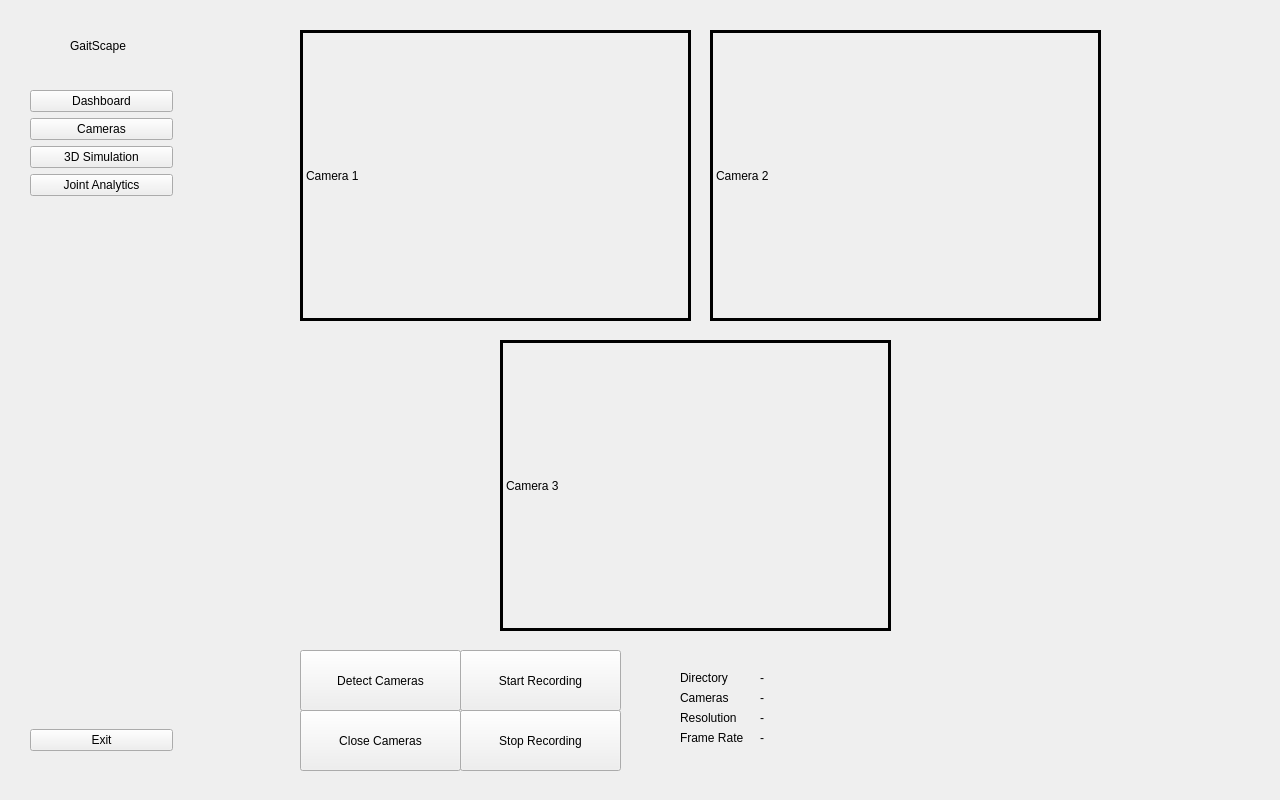
The window that final_ui/final.ui (mattorga/thesis) describes before a commit, drawn with Qt 5.
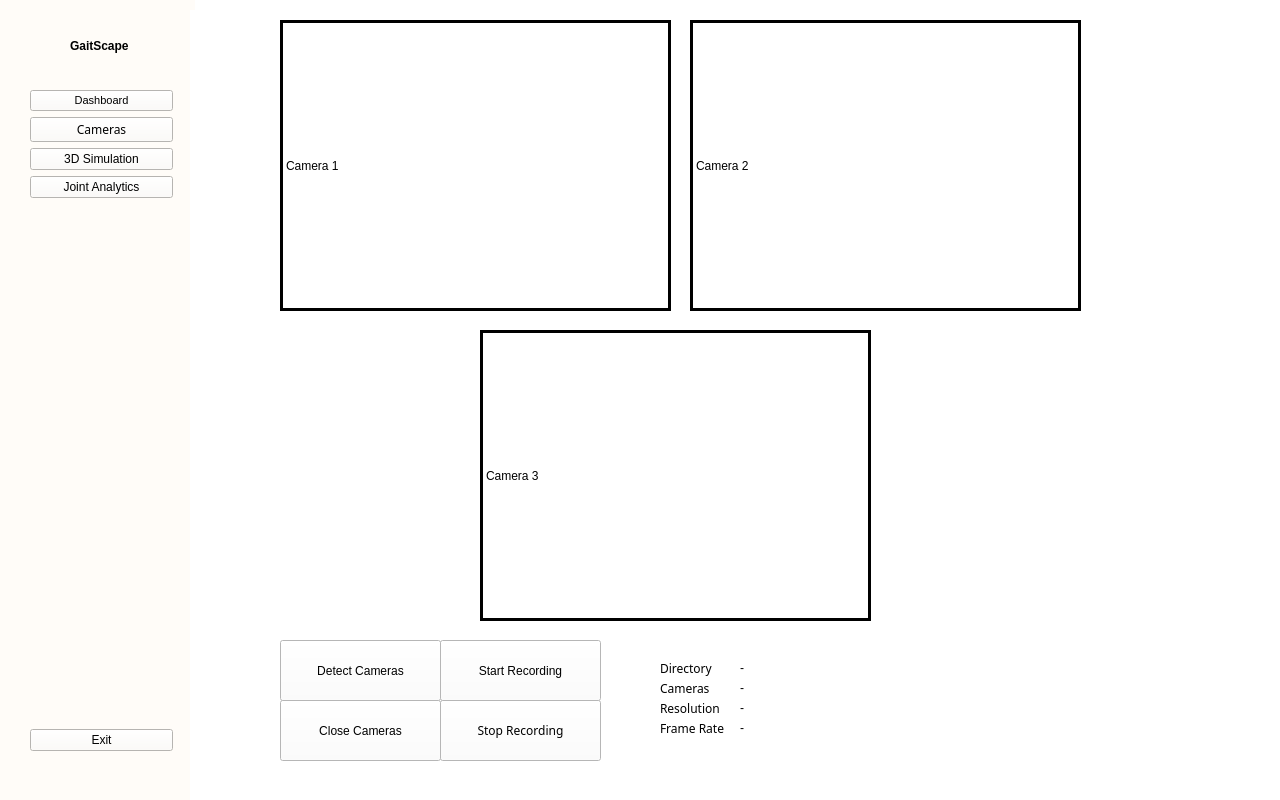
The same window after the commit.

```diff
--- a/final_ui/final.ui
+++ b/final_ui/final.ui
@@ -35,6 +35,9 @@
    <string>MainWindow</string>
   </property>
   <widget class="QWidget" name="centralwidget">
+   <property name="styleSheet">
+    <string notr="true">background-color: #FFFFFF;</string>
+   </property>
    <widget class="QWidget" name="sidebar_full" native="true">
     <property name="geometry">
      <rect>
@@ -59,6 +62,9 @@
     <property name="autoFillBackground">
      <bool>false</bool>
     </property>
+    <property name="styleSheet">
+     <string notr="true">background-color: #FFFCF8</string>
+    </property>
     <widget class="QLabel" name="Logo">
      <property name="geometry">
       <rect>
@@ -68,6 +74,13 @@
        <height>31</height>
       </rect>
      </property>
+     <property name="font">
+      <font>
+       <family>Microsoft JhengHei UI</family>
+       <weight>75</weight>
+       <bold>true</bold>
+      </font>
+     </property>
      <property name="text">
       <string>GaitScape</string>
      </property>
@@ -86,6 +99,18 @@
        <layout class="QVBoxLayout" name="verticalLayout">
         <item>
          <widget class="QPushButton" name="dashboardButton">
+          <property name="font">
+           <font>
+            <family>MS Shell Dlg 2</family>
+            <pointsize>8</pointsize>
+            <weight>50</weight>
+            <italic>false</italic>
+            <bold>false</bold>
+           </font>
+          </property>
+          <property name="styleSheet">
+           <string notr="true">font: 8pt &quot;MS Shell Dlg 2&quot;;</string>
+          </property>
           <property name="text">
            <string>Dashboard</string>
           </property>
@@ -99,6 +124,11 @@
         </item>
         <item>
          <widget class="QPushButton" name="camerasButton">
+          <property name="font">
+           <font>
+            <family>Microsoft JhengHei</family>
+           </font>
+          </property>
           <property name="text">
            <string>Cameras</string>
           </property>
@@ -106,6 +136,11 @@
         </item>
         <item>
          <widget class="QPushButton" name="simulationButton">
+          <property name="font">
+           <font>
+            <family>Microsoft JhengHei UI</family>
+           </font>
+          </property>
           <property name="text">
            <string>3D Simulation</string>
           </property>
@@ -113,6 +148,11 @@
         </item>
         <item>
          <widget class="QPushButton" name="jointAnalyticsButton">
+          <property name="font">
+           <font>
+            <family>Microsoft JhengHei UI</family>
+           </font>
+          </property>
           <property name="text">
            <string>Joint Analytics</string>
           </property>
@@ -146,12 +186,15 @@
    <widget class="QStackedWidget" name="stackedWidget">
     <property name="geometry">
      <rect>
-      <x>210</x>
-      <y>20</y>
-      <width>1051</width>
-      <height>761</height>
+      <x>190</x>
+      <y>10</y>
+      <width>1091</width>
+      <height>811</height>
      </rect>
     </property>
+    <property name="styleSheet">
+     <string notr="true">background-color:#FFFFFF;</string>
+    </property>
     <property name="currentIndex">
      <number>1</number>
     </property>
@@ -249,6 +292,11 @@
         <height>61</height>
        </rect>
       </property>
+      <property name="font">
+       <font>
+        <family>Microsoft JhengHei UI</family>
+       </font>
+      </property>
       <property name="text">
        <string>Detect Cameras</string>
       </property>
@@ -262,6 +310,9 @@
         <height>61</height>
        </rect>
       </property>
+      <property name="styleSheet">
+       <string notr="true">font: 8pt &quot;Microsoft JhengHei UI&quot;;</string>
+      </property>
       <property name="text">
        <string>Start Recording</string>
       </property>
@@ -275,6 +326,11 @@
         <height>61</height>
        </rect>
       </property>
+      <property name="font">
+       <font>
+        <family>Microsoft JhengHei UI</family>
+       </font>
+      </property>
       <property name="text">
        <string>Close Cameras</string>
       </property>
@@ -288,6 +344,11 @@
         <height>61</height>
        </rect>
       </property>
+      <property name="font">
+       <font>
+        <family>Microsoft JhengHei</family>
+       </font>
+      </property>
       <property name="text">
        <string>Stop Recording</string>
       </property>
@@ -301,6 +362,11 @@
         <height>16</height>
        </rect>
       </property>
+      <property name="font">
+       <font>
+        <family>Microsoft JhengHei</family>
+       </font>
+      </property>
       <property name="text">
        <string>Directory</string>
       </property>
@@ -314,6 +380,11 @@
         <height>16</height>
        </rect>
       </property>
+      <property name="font">
+       <font>
+        <family>Microsoft JhengHei</family>
+       </font>
+      </property>
       <property name="text">
        <string>Cameras</string>
       </property>
@@ -327,6 +398,11 @@
         <height>16</height>
        </rect>
       </property>
+      <property name="font">
+       <font>
+        <family>Microsoft JhengHei</family>
+       </font>
+      </property>
       <property name="text">
        <string>Resolution</string>
       </property>
@@ -340,6 +416,11 @@
         <height>16</height>
        </rect>
       </property>
+      <property name="font">
+       <font>
+        <family>Microsoft JhengHei</family>
+       </font>
+      </property>
       <property name="text">
        <string>Frame Rate</string>
       </property>
```
Left out of the diff: 5 changed lines with no effect on the pictures.
